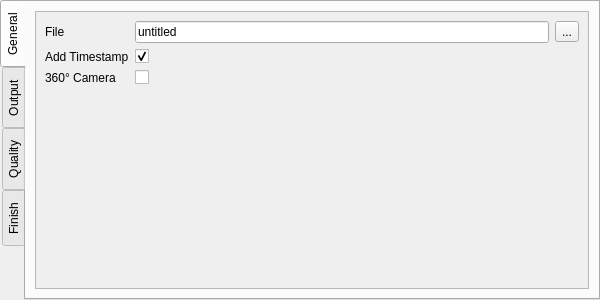
The window that QChromosome/rendersettings.ui (Michalaq/ChromosomeVisualizer) describes before a commit, drawn with Qt 5.
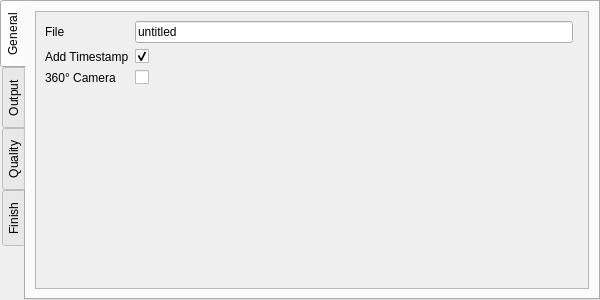
The same window after the commit. Custom widgets are drawn as their Qt base class.

Commit message: Implemented new class of file selecting inputs

```diff
--- a/QChromosome/rendersettings.ui
+++ b/QChromosome/rendersettings.ui
@@ -91,13 +91,6 @@
           </property>
          </spacer>
         </item>
-        <item row="0" column="2">
-         <widget class="QToolButton" name="toolButton">
-          <property name="text">
-           <string>...</string>
-          </property>
-         </widget>
-        </item>
         <item row="0" column="0">
          <widget class="QLabel" name="label_4">
           <property name="text">
@@ -753,6 +746,13 @@
    </widget>
   </widget>
  </widget>
+ <customwidgets>
+  <customwidget>
+   <class>FileEdit</class>
+   <extends>QLineEdit</extends>
+   <header>fileedit.h</header>
+  </customwidget>
+ </customwidgets>
  <resources/>
  <connections/>
  <slots>
```
Left out of the diff: 14 changed lines with no effect on the pictures. The commit also changes 9 other files.
